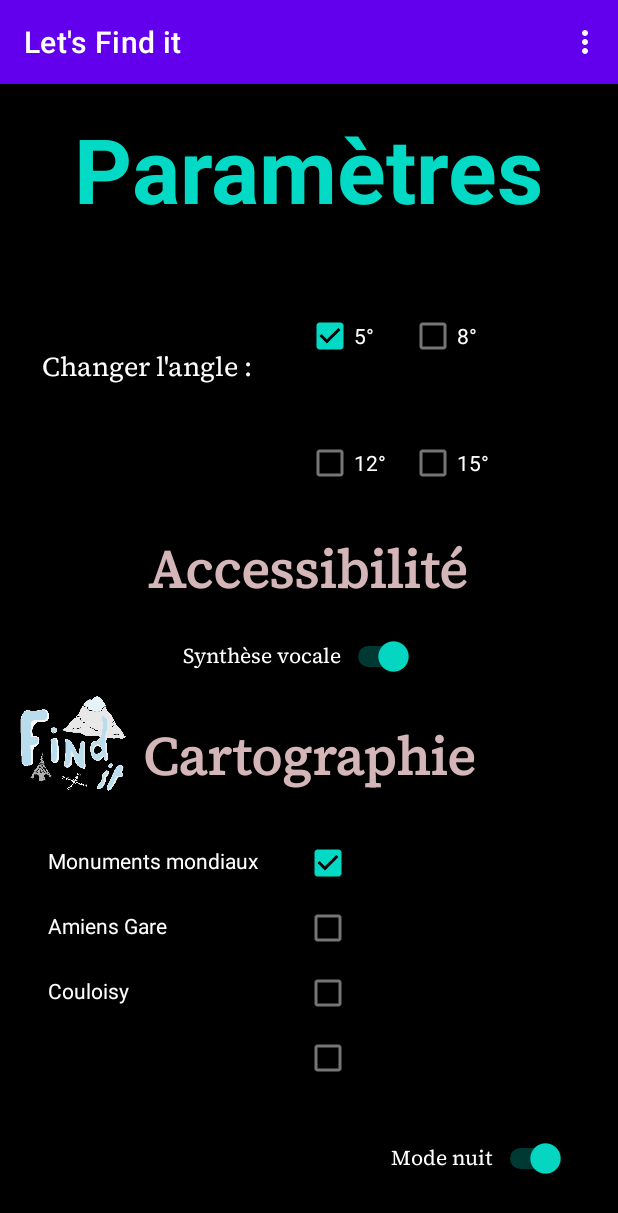
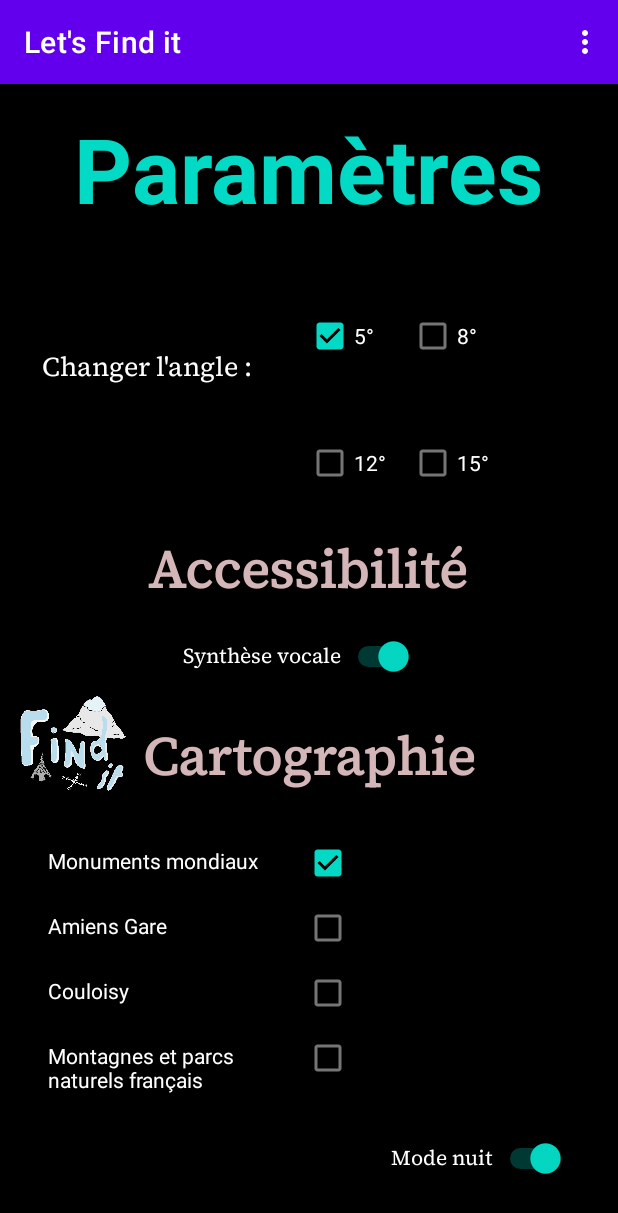
Before and after one commit to Teksonisme/projetS6-app, an Android app: the MenuActivity screen opened directly, with no data from a screen before it, after a tap on "Mode nuit", on a phone screen of 412 x 824 dp. Shown: the top 1213 px of the screen. Run offline under Robolectric (Android 15) with nearby library versions, the phone set to English and light mode, and no system bars; 1 other tap on this screen came first.

Commit message:
montagnes files

```diff
--- a/app/src/main/java/com/example/orientation_app/MenuActivity.java
+++ b/app/src/main/java/com/example/orientation_app/MenuActivity.java
@@ -116,6 +116,8 @@ public class MenuActivity extends AppCompatActivity {
         listNomCarte.add(findViewById(R.id.textNomCarte1));
         listNomCarte.add(findViewById(R.id.textNomCarte2));
         listNomCarte.add(findViewById(R.id.textNomCarte3));
+        listNomCarte.add(findViewById(R.id.textNomCarte4));
+
 
         background = findViewById(R.id.backgroundMenu);
         logo = findViewById(R.id.logoMenu);
```
